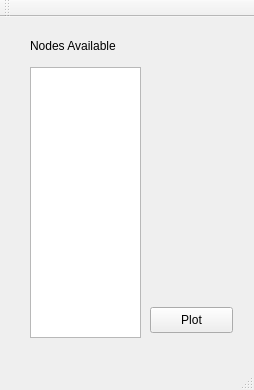
Before: the Qt Designer form mainwindow.ui in moroad/MoteSense, drawn with Qt 5.
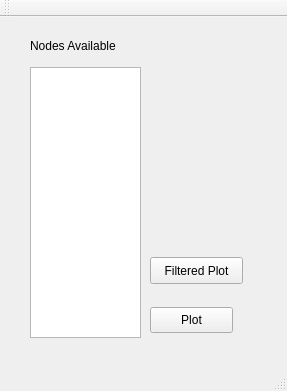
After: the same form once the commit is applied.

```diff
--- a/mainwindow.ui
+++ b/mainwindow.ui
@@ -6,8 +6,8 @@
    <rect>
     <x>0</x>
     <y>0</y>
-    <width>254</width>
-    <height>390</height>
+    <width>287</width>
+    <height>391</height>
    </rect>
   </property>
   <property name="windowTitle">
@@ -50,6 +50,19 @@
      <string>Nodes Available</string>
     </property>
    </widget>
+   <widget class="QPushButton" name="pushButton">
+    <property name="geometry">
+     <rect>
+      <x>150</x>
+      <y>240</y>
+      <width>93</width>
+      <height>27</height>
+     </rect>
+    </property>
+    <property name="text">
+     <string>Filtered Plot</string>
+    </property>
+   </widget>
   </widget>
   <widget class="QMenuBar" name="menuBar">
    <property name="geometry">
```
Left out of the diff: 2 changed lines with no effect on the pictures.
